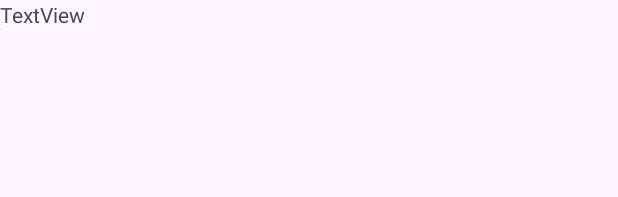
After one commit to cyche12/android_group_project, an Android app: the layout saved_recipes.xml on its own in the app's theme, with its tools: preview values and no code run, on a phone screen of 412 x 824 dp. The commit adds this screen. Shown: the top 197 px of the screen. Run offline under Robolectric (Android 15) with nearby library versions, the phone set to English and light mode, and no system bars; network calls fail.

```diff
--- a/app/build.gradle.kts
+++ b/app/build.gradle.kts
@@ -43,4 +43,7 @@ dependencies {
     implementation("com.android.volley:volley:1.2.1")
     implementation("androidx.recyclerview:recyclerview:1.3.2")
     implementation("com.squareup.picasso:picasso:2.8")
+    var room_version = "2.6.1"
+    implementation("androidx.room:room-runtime:$room_version")
+    annotationProcessor("androidx.room:room-compiler:$room_version")
 }
--- a/app/src/main/java/algonquin/cst2335/android_group_project/RecipeSearch.java
+++ b/app/src/main/java/algonquin/cst2335/android_group_project/RecipeSearch.java
@@ -102,6 +102,7 @@ public class RecipeSearch extends AppCompatActivity {
                             }
                         });
                 MySingleton.getInstance(this).addToRequestQueue(jsonObjectRequest);
+
             }
         });
 
--- /dev/null
+++ b/app/src/main/res/layout/saved_recipes.xml
@@ -0,0 +1,23 @@
+<?xml version="1.0" encoding="utf-8"?>
+<androidx.constraintlayout.widget.ConstraintLayout xmlns:android="http://schemas.android.com/apk/res/android"
+    xmlns:app="http://schemas.android.com/apk/res-auto"
+    xmlns:tools="http://schemas.android.com/tools"
+    android:layout_width="wrap_content"
+    android:layout_height="wrap_content">
+
+    <TextView
+        android:id="@+id/savedTitle"
+        android:layout_width="wrap_content"
+        android:layout_height="wrap_content"
+        android:text="TextView"
+        app:layout_constraintStart_toStartOf="parent"
+        app:layout_constraintTop_toTopOf="parent" />
+
+    <ImageView
+        android:id="@+id/savedImage"
+        android:layout_width="wrap_content"
+        android:layout_height="wrap_content"
+        app:layout_constraintStart_toStartOf="parent"
+        app:layout_constraintTop_toBottomOf="@+id/savedTitle"
+        tools:srcCompat="@tools:sample/avatars" />
+</androidx.constraintlayout.widget.ConstraintLayout>
```
Also changed, not shown: app/src/main/java/algonquin/cst2335/android_group_project/RecipeDatabase.java (added, +13 -0 lines), app/src/main/java/algonquin/cst2335/android_group_project/RecipeDetails.java (+33 -2 lines), app/src/main/java/algonquin/cst2335/android_group_project/RecipeDetailsReturn.java (deleted, +0 -25 lines), app/src/main/java/algonquin/cst2335/android_group_project/RecipeDetailsViewModel.java (deleted, +0 -10 lines), app/src/main/java/algonquin/cst2335/android_group_project/SavedRecipe.java (added, +83 -0 lines), app/src/main/java/algonquin/cst2335/android_group_project/SavedRecipeDao.java (added, +19 -0 lines), app/src/main/res/layout/activity_recipe_details.xml (+12 -1 lines).
